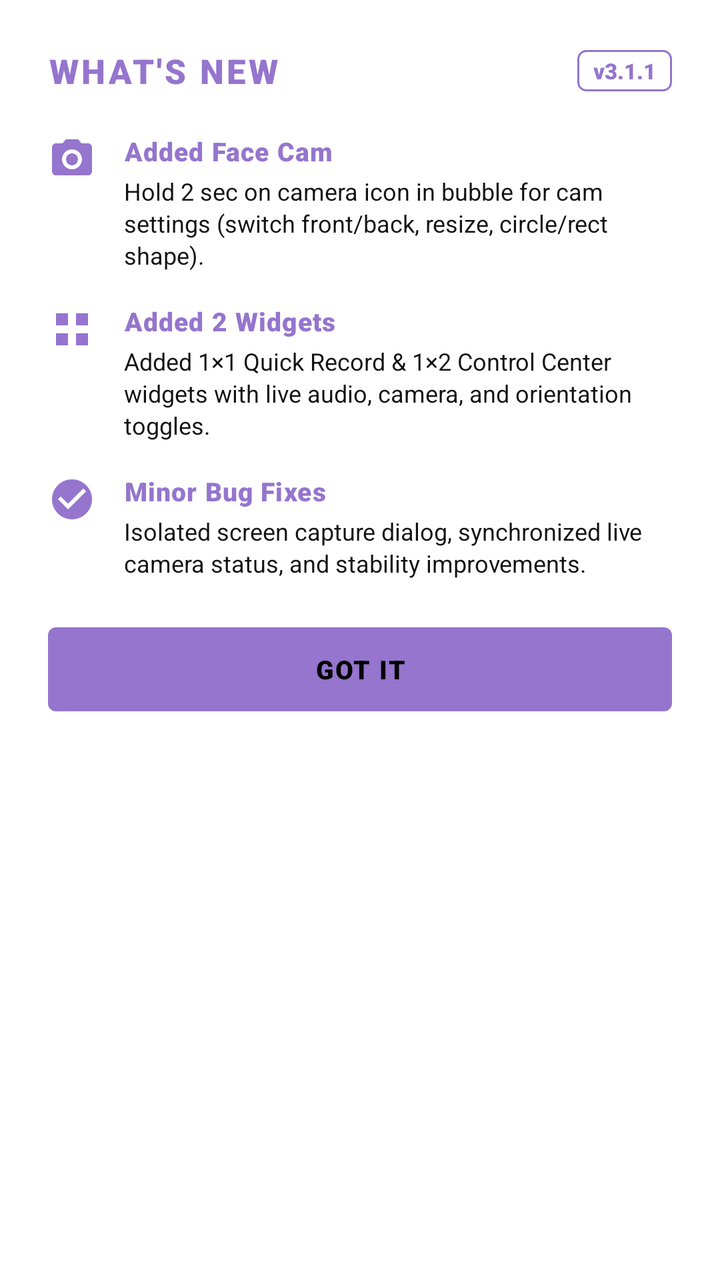
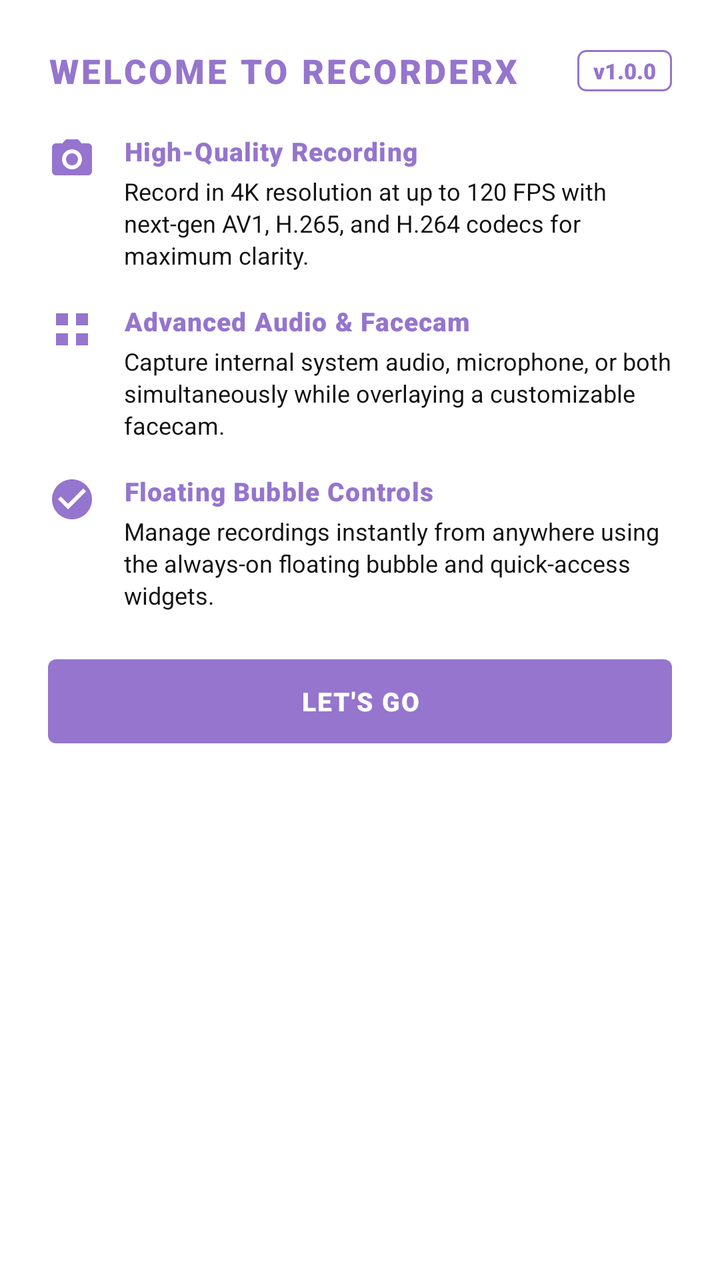

The first picture is an Android layout as it rendered before a commit; the second is the same layout after the commit. The layout source and the unified diff follow.
<!-- AndroidManifest.xml: application theme Theme.RecorderX -->
<!-- res/layout/dialog_whats_new.xml -->
<?xml version="1.0" encoding="utf-8"?>
<com.google.android.material.card.MaterialCardView
    xmlns:android="http://schemas.android.com/apk/res/android"
    xmlns:app="http://schemas.android.com/apk/res-auto"
    android:layout_width="match_parent"
    android:layout_height="wrap_content"
    app:cardCornerRadius="12dp"
    app:strokeWidth="0dp"
    app:cardBackgroundColor="@color/bg_main">

    <LinearLayout
        android:layout_width="match_parent"
        android:layout_height="wrap_content"
        android:orientation="vertical"
        android:padding="24dp">

        
        <LinearLayout
            android:layout_width="match_parent"
            android:layout_height="wrap_content"
            android:orientation="horizontal"
            android:gravity="center_vertical"
            android:layout_marginBottom="20dp">

            <TextView
                android:id="@+id/dialogWhatsNewTitle"
                android:layout_width="0dp"
                android:layout_height="wrap_content"
                android:layout_weight="1"
                android:text="@string/whats_new_title"
                android:fontFamily="sans-serif-black"
                android:textColor="@color/accent_lavender"
                android:textSize="17sp"
                android:letterSpacing="0.08"/>

            <TextView
                android:id="@+id/dialogWhatsNewVersion"
                android:layout_width="wrap_content"
                android:layout_height="wrap_content"
                android:text="@string/whats_new_version"
                android:fontFamily="sans-serif-black"
                android:textColor="@color/accent_lavender"
                android:textSize="11sp"
                android:background="@drawable/bg_version_pill"
                android:paddingStart="8dp"
                android:paddingEnd="8dp"
                android:paddingTop="3dp"
                android:paddingBottom="3dp"/>
        </LinearLayout>

        
        <LinearLayout
            android:layout_width="match_parent"
            android:layout_height="wrap_content"
            android:orientation="horizontal"
            android:gravity="top"
            android:layout_marginBottom="16dp">

            <ImageView
                android:id="@+id/ivFeatureCam"
                android:layout_width="24dp"
                android:layout_height="24dp"
                android:src="@drawable/ic_widget_cam"
                app:tint="@color/accent_lavender"
                android:tag="dynamic_accent"
                android:layout_marginTop="1dp"
                android:layout_marginEnd="14dp"
                android:contentDescription="@null" />

            <LinearLayout
                android:layout_width="match_parent"
                android:layout_height="wrap_content"
                android:orientation="vertical">

                <TextView
                    android:id="@+id/tvFeatureCamTitle"
                    android:layout_width="match_parent"
                    android:layout_height="wrap_content"
                    android:text="@string/whats_new_facecam_title"
                    android:fontFamily="sans-serif-black"
                    android:textColor="@color/accent_lavender"
                    android:textSize="13sp"
                    android:letterSpacing="0.03"/>

                <TextView
                    android:layout_width="match_parent"
                    android:layout_height="wrap_content"
                    android:text="@string/whats_new_facecam_desc"
                    android:textColor="@color/text_primary"
                    android:textSize="12sp"
                    android:fontFamily="sans-serif"
                    android:lineSpacingExtra="2dp"
                    android:layout_marginTop="3dp"/>
            </LinearLayout>
        </LinearLayout>

        
        <LinearLayout
            android:layout_width="match_parent"
            android:layout_height="wrap_content"
            android:orientation="horizontal"
            android:gravity="top"
            android:layout_marginBottom="16dp">

            <ImageView
                android:id="@+id/ivFeatureWidgets"
                android:layout_width="24dp"
                android:layout_height="24dp"
                android:src="@drawable/ic_widget_app"
                app:tint="@color/accent_lavender"
                android:tag="dynamic_accent"
                android:layout_marginTop="1dp"
                android:layout_marginEnd="14dp"
                android:contentDescription="@null" />

            <LinearLayout
                android:layout_width="match_parent"
                android:layout_height="wrap_content"
                android:orientation="vertical">

                <TextView
                    android:id="@+id/tvFeatureWidgetsTitle"
                    android:layout_width="match_parent"
                    android:layout_height="wrap_content"
                    android:text="@string/whats_new_widgets_title"
                    android:fontFamily="sans-serif-black"
                    android:textColor="@color/accent_lavender"
                    android:textSize="13sp"
                    android:letterSpacing="0.03"/>

                <TextView
                    android:layout_width="match_parent"
                    android:layout_height="wrap_content"
                    android:text="@string/whats_new_widgets_desc"
                    android:textColor="@color/text_primary"
                    android:textSize="12sp"
                    android:fontFamily="sans-serif"
                    android:lineSpacingExtra="2dp"
                    android:layout_marginTop="3dp"/>
            </LinearLayout>
        </LinearLayout>

        
        <LinearLayout
            android:layout_width="match_parent"
            android:layout_height="wrap_content"
            android:orientation="horizontal"
            android:gravity="top"
            android:layout_marginBottom="20dp">

            <ImageView
                android:id="@+id/ivFeatureFixes"
                android:layout_width="24dp"
                android:layout_height="24dp"
                android:src="@drawable/ic_whats_new_check"
                app:tint="@color/accent_lavender"
                android:tag="dynamic_accent"
                android:layout_marginTop="1dp"
                android:layout_marginEnd="14dp"
                android:contentDescription="@null" />

            <LinearLayout
                android:layout_width="match_parent"
                android:layout_height="wrap_content"
                android:orientation="vertical">

                <TextView
                    android:id="@+id/tvFeatureFixesTitle"
                    android:layout_width="match_parent"
                    android:layout_height="wrap_content"
                    android:text="@string/whats_new_fixes_title"
                    android:fontFamily="sans-serif-black"
                    android:textColor="@color/accent_lavender"
                    android:textSize="13sp"
                    android:letterSpacing="0.03"/>

                <TextView
                    android:layout_width="match_parent"
                    android:layout_height="wrap_content"
                    android:text="@string/whats_new_fixes_desc"
                    android:textColor="@color/text_primary"
                    android:textSize="12sp"
                    android:fontFamily="sans-serif"
                    android:lineSpacingExtra="2dp"
                    android:layout_marginTop="3dp"/>
            </LinearLayout>
        </LinearLayout>

        
        <com.google.android.material.button.MaterialButton
            android:id="@+id/btnUnderstood"
            android:layout_width="match_parent"
            android:layout_height="50dp"
            android:text="@string/whats_new_btn"
            android:textColor="@color/black"
            android:textSize="13sp"
            android:fontFamily="sans-serif-black"
            android:letterSpacing="0.05"
            app:backgroundTint="@color/accent_lavender"
            app:cornerRadius="4dp"
            android:elevation="0dp" />

    </LinearLayout>
</com.google.android.material.card.MaterialCardView>
<!-- resources referenced by this layout -->
<resources>
  <color name="accent_lavender">#9575CD</color>
  <color name="bg_main">#FFFFFF</color>
  <color name="black">#FF000000</color>
  <color name="text_primary">#121212</color>
  <!-- drawable bg_version_pill (drawable) -->
  <?xml version="1.0" encoding="utf-8"?>
  <shape xmlns:android="http://schemas.android.com/apk/res/android"
      android:shape="rectangle">
      <corners android:radius="4dp" />
      <stroke
          android:width="1dp"
          android:color="@color/accent_lavender" />
  </shape>
  <!-- drawable ic_whats_new_check (drawable) -->
  <vector xmlns:android="http://schemas.android.com/apk/res/android"
      android:width="24dp"
      android:height="24dp"
      android:viewportWidth="24"
      android:viewportHeight="24">
    <path
        android:fillColor="#E0E0E0"
        android:pathData="M12,2C6.48,2 2,6.48 2,12s4.48,10 10,10 10,-4.48 10,-10S17.52,2 12,2zM10,17l-5,-5 1.41,-1.41L10,14.17l7.59,-7.59L19,8l-9,9z"/>
  </vector>
  <!-- drawable ic_widget_app (drawable) -->
  <vector xmlns:android="http://schemas.android.com/apk/res/android"
      android:width="24dp"
      android:height="24dp"
      android:viewportWidth="24"
      android:viewportHeight="24">
    <path
        android:fillColor="#E0E0E0"
        android:pathData="M4,4h6v6H4V4z M14,4h6v6h-6V4z M4,14h6v6H4V14z M14,14h6v6h-6V14z"/>
  </vector>
  <string name="whats_new_btn">GOT IT</string>
  <string name="whats_new_facecam_desc">Hold 2 sec on camera icon in bubble for cam settings (switch front/back, resize, circle/rect shape).</string>
  <string name="whats_new_facecam_title">Added Face Cam</string>
  <string name="whats_new_fixes_desc">Isolated screen capture dialog, synchronized live camera status, and stability improvements.</string>
  <string name="whats_new_fixes_title">Minor Bug Fixes</string>
  <string name="whats_new_title">WHAT\'S NEW</string>
  <string name="whats_new_version">v3.1.1</string>
  <string name="whats_new_widgets_desc">Added 1×1 Quick Record &amp; 1×2 Control Center widgets with live audio, camera, and orientation toggles.</string>
  <string name="whats_new_widgets_title">Added 2 Widgets</string>
  <style name="Theme.RecorderX" parent="Theme.Material3.DayNight.NoActionBar">
          <item name="colorPrimary">@color/accent_lavender</item>
          <item name="android:windowBackground">@color/bg_main</item>
          <item name="android:statusBarColor">@color/bg_main</item>
          <item name="android:navigationBarColor">@color/bg_main</item>
          <item name="colorSecondary">@color/accent_lavender_dim</item>
          <item name="colorTertiary">@color/text_secondary</item>
          <item name="android:textColorPrimary">@color/text_primary</item>
          <item name="android:textColorSecondary">@color/text_secondary</item>
          <item name="android:windowLightStatusBar">true</item>
          <item name="elevationOverlayEnabled">false</item>
          <item name="colorSurface">@color/bg_main</item>
      </style>
  <color name="accent_lavender_dim">#1A9575CD</color>
  <color name="text_secondary">#666666</color>
  <!-- unchanged entries left out for length: 1 -->
</resources>

<!-- the commit's change to res/layout/dialog_whats_new.xml (unified diff, before → after) -->
@@ -27,7 +27,7 @@
                 android:layout_width="0dp"
                 android:layout_height="wrap_content"
                 android:layout_weight="1"
-                android:text="@string/whats_new_title"
+                android:text="@string/welcome_title"
                 android:fontFamily="sans-serif-black"
                 android:textColor="@color/accent_lavender"
                 android:textSize="17sp"
@@ -37,7 +37,7 @@
                 android:id="@+id/dialogWhatsNewVersion"
                 android:layout_width="wrap_content"
                 android:layout_height="wrap_content"
-                android:text="@string/whats_new_version"
+                android:text="@string/welcome_version"
                 android:fontFamily="sans-serif-black"
                 android:textColor="@color/accent_lavender"
                 android:textSize="11sp"
@@ -76,7 +76,7 @@
                     android:id="@+id/tvFeatureCamTitle"
                     android:layout_width="match_parent"
                     android:layout_height="wrap_content"
-                    android:text="@string/whats_new_facecam_title"
+                    android:text="@string/welcome_feature1_title"
                     android:fontFamily="sans-serif-black"
                     android:textColor="@color/accent_lavender"
                     android:textSize="13sp"
@@ -85,7 +85,7 @@
                 <TextView
                     android:layout_width="match_parent"
                     android:layout_height="wrap_content"
-                    android:text="@string/whats_new_facecam_desc"
+                    android:text="@string/welcome_feature1_desc"
                     android:textColor="@color/text_primary"
                     android:textSize="12sp"
                     android:fontFamily="sans-serif"
@@ -122,7 +122,7 @@
                     android:id="@+id/tvFeatureWidgetsTitle"
                     android:layout_width="match_parent"
                     android:layout_height="wrap_content"
-                    android:text="@string/whats_new_widgets_title"
+                    android:text="@string/welcome_feature2_title"
                     android:fontFamily="sans-serif-black"
                     android:textColor="@color/accent_lavender"
                     android:textSize="13sp"
@@ -131,7 +131,7 @@
                 <TextView
                     android:layout_width="match_parent"
                     android:layout_height="wrap_content"
-                    android:text="@string/whats_new_widgets_desc"
+                    android:text="@string/welcome_feature2_desc"
                     android:textColor="@color/text_primary"
                     android:textSize="12sp"
                     android:fontFamily="sans-serif"
@@ -168,7 +168,7 @@
                     android:id="@+id/tvFeatureFixesTitle"
                     android:layout_width="match_parent"
                     android:layout_height="wrap_content"
-                    android:text="@string/whats_new_fixes_title"
+                    android:text="@string/welcome_feature3_title"
                     android:fontFamily="sans-serif-black"
                     android:textColor="@color/accent_lavender"
                     android:textSize="13sp"
@@ -177,7 +177,7 @@
                 <TextView
                     android:layout_width="match_parent"
                     android:layout_height="wrap_content"
-                    android:text="@string/whats_new_fixes_desc"
+                    android:text="@string/welcome_feature3_desc"
                     android:textColor="@color/text_primary"
                     android:textSize="12sp"
                     android:fontFamily="sans-serif"
@@ -191,8 +191,8 @@
             android:id="@+id/btnUnderstood"
             android:layout_width="match_parent"
             android:layout_height="50dp"
-            android:text="@string/whats_new_btn"
-            android:textColor="@color/black"
+            android:text="@string/welcome_btn"
+            android:textColor="@color/bg_main"
             android:textSize="13sp"
             android:fontFamily="sans-serif-black"
             android:letterSpacing="0.05"
<!-- resource entries referenced after the edit -->
@@ -2,7 +2,6 @@
 <resources>
   <color name="accent_lavender">#9575CD</color>
   <color name="bg_main">#FFFFFF</color>
-  <color name="black">#FF000000</color>
   <color name="text_primary">#121212</color>
   <!-- drawable bg_version_pill (drawable) -->
   <?xml version="1.0" encoding="utf-8"?>
@@ -33,15 +32,15 @@
         android:fillColor="#E0E0E0"
         android:pathData="M4,4h6v6H4V4z M14,4h6v6h-6V4z M4,14h6v6H4V14z M14,14h6v6h-6V14z"/>
   </vector>
-  <string name="whats_new_btn">GOT IT</string>
-  <string name="whats_new_facecam_desc">Hold 2 sec on camera icon in bubble for cam settings (switch front/back, resize, circle/rect shape).</string>
-  <string name="whats_new_facecam_title">Added Face Cam</string>
-  <string name="whats_new_fixes_desc">Isolated screen capture dialog, synchronized live camera status, and stability improvements.</string>
-  <string name="whats_new_fixes_title">Minor Bug Fixes</string>
-  <string name="whats_new_title">WHAT\'S NEW</string>
-  <string name="whats_new_version">v3.1.1</string>
-  <string name="whats_new_widgets_desc">Added 1×1 Quick Record &amp; 1×2 Control Center widgets with live audio, camera, and orientation toggles.</string>
-  <string name="whats_new_widgets_title">Added 2 Widgets</string>
+  <string name="welcome_btn">LET\'S GO</string>
+  <string name="welcome_feature1_desc">Record in 4K resolution at up to 120 FPS with next-gen AV1, H.265, and H.264 codecs for maximum clarity.</string>
+  <string name="welcome_feature1_title">High-Quality Recording</string>
+  <string name="welcome_feature2_desc">Capture internal system audio, microphone, or both simultaneously while overlaying a customizable facecam.</string>
+  <string name="welcome_feature2_title">Advanced Audio &amp; Facecam</string>
+  <string name="welcome_feature3_desc">Manage recordings instantly from anywhere using the always-on floating bubble and quick-access widgets.</string>
+  <string name="welcome_feature3_title">Floating Bubble Controls</string>
+  <string name="welcome_title">WELCOME TO RECORDERX</string>
+  <string name="welcome_version">v1.0.0</string>
   <style name="Theme.RecorderX" parent="Theme.Material3.DayNight.NoActionBar">
           <item name="colorPrimary">@color/accent_lavender</item>
           <item name="android:windowBackground">@color/bg_main</item>
@@ -54,9 +53,18 @@
           <item name="android:windowLightStatusBar">true</item>
           <item name="elevationOverlayEnabled">false</item>
           <item name="colorSurface">@color/bg_main</item>
+          <item name="sliderStyle">@style/Widget.Custom.Slider</item>
       </style>
   <color name="accent_lavender_dim">#1A9575CD</color>
   <color name="text_secondary">#666666</color>
+  <style name="Widget.Custom.Slider" parent="Widget.Material3.Slider">
+          <item name="labelStyle">@style/Widget.Custom.Tooltip</item>
+      </style>
+  <style name="Widget.Custom.Tooltip" parent="Widget.Material3.Tooltip">
+          <item name="backgroundTint">@color/slider_blue</item>
+          <item name="android:textColor">@color/bg_main</item>
+      </style>
+  <color name="slider_blue">#3FA9F5</color>
   <!-- unchanged entries left out for length: 1 -->
 </resources>
 
